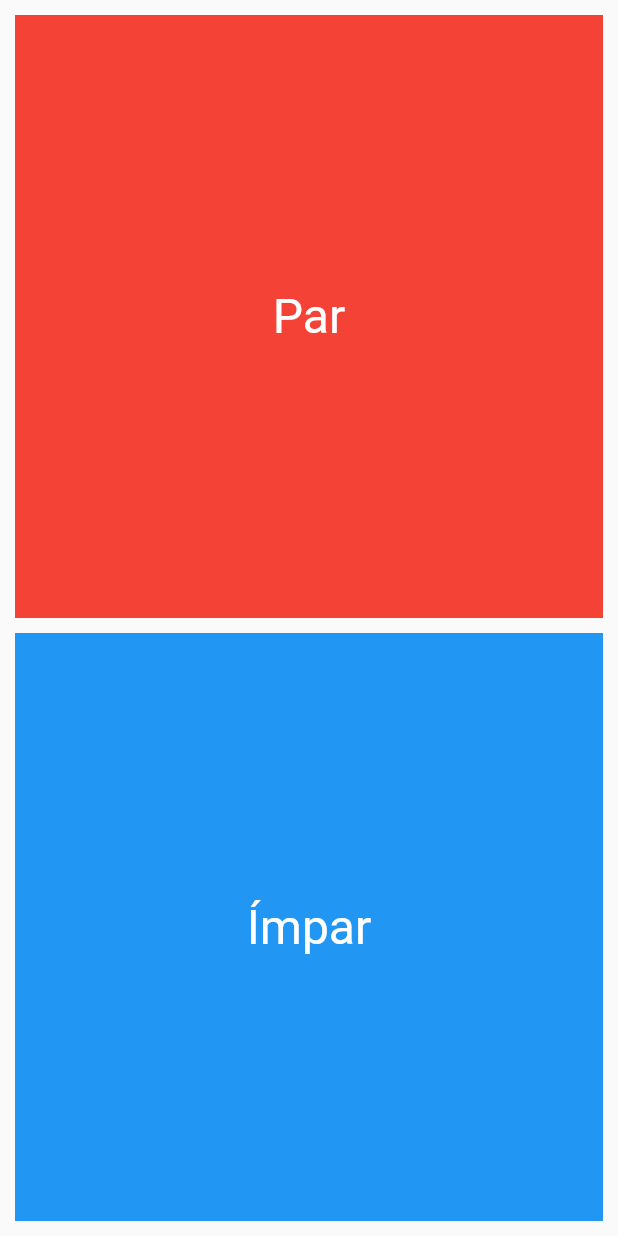
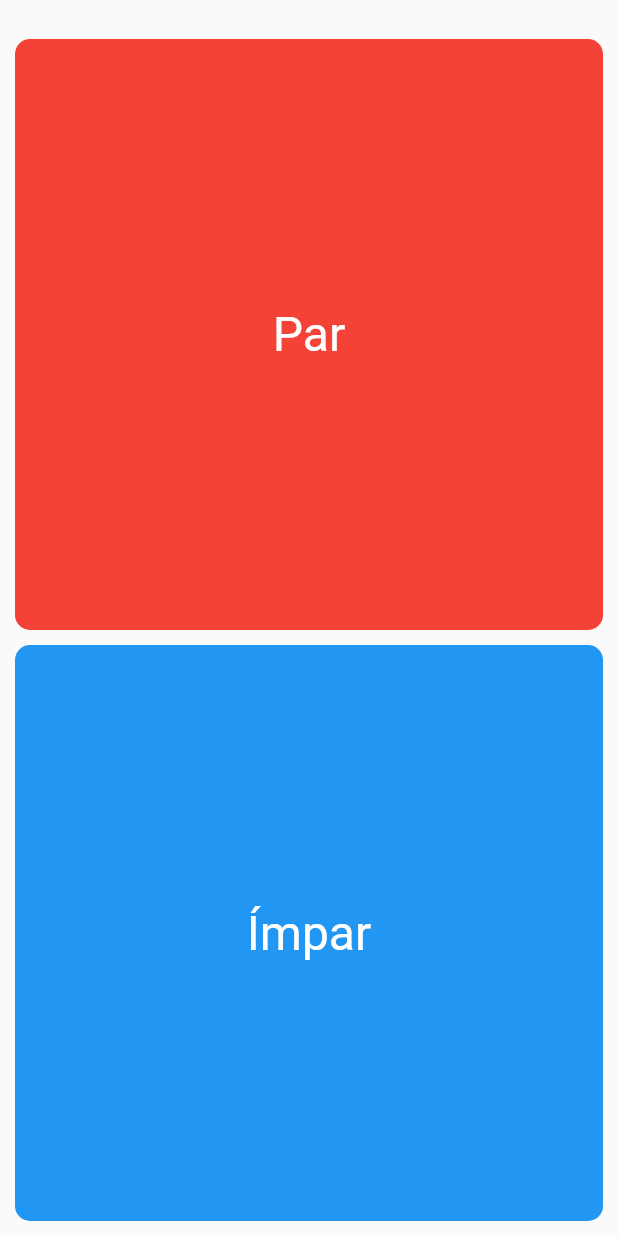
Before and after one commit to hunteradv/par_impar, a Flutter app: the screen it shows after launch, on a phone screen of 412 x 824 dp. Run offline on Flutter 3.47's test engine with Material 2 defaults, Android fonts, the phone set to English and light mode, and no system bars.

Commit message:
14032023: Jogo finalizado

```diff
--- a/lib/main.dart
+++ b/lib/main.dart
@@ -1,11 +1,35 @@
 import 'package:flutter/material.dart';
+import 'dart:math';
 
 void main() {
   runApp(GameApp());
 }
 
-class GameApp extends StatelessWidget {
+class GameApp extends StatefulWidget {
+  @override
+  State<GameApp> createState() => _GameAppState();
+}
+
+class _GameAppState extends State<GameApp> {
   final style = TextStyle(color: Colors.white, fontSize: 32);
+
+  String status = "";
+
+  void play(String option) {
+    int number = Random().nextInt(10);
+    String computer = "";
+    if (number % 2 == 0) {
+      computer = "Par";
+    } else {
+      computer = "Ímpar";
+    }
+
+    if (option == computer) {
+      setState(() => status = "Você ganhou! - Número sorteado foi: ${number}");
+    } else {
+      setState(() => status = "Você Perdeu! - Número sorteado foi: ${number}");
+    }
+  }
 
   @override
   build(BuildContext context) {
@@ -13,9 +37,11 @@ class GameApp extends StatelessWidget {
       home: Scaffold(
           body: Column(
         children: [
+          Text(status),
           Expanded(
+              child: GestureDetector(
+            onTap: () => play("Par"),
             child: Container(
-            color: Colors.red,
               width: double.infinity,
               margin: EdgeInsets.fromLTRB(10, 10, 10, 0),
               child: Center(
@@ -24,10 +50,14 @@ class GameApp extends StatelessWidget {
                   style: style,
                 ),
               ),
+              decoration: BoxDecoration(
+                  borderRadius: BorderRadius.circular(10), color: Colors.red),
+            ),
           )),
           Expanded(
+              child: GestureDetector(
+            onTap: () => play("Ímpar"),
             child: Container(
-            color: Colors.blue,
               width: double.infinity,
               margin: EdgeInsets.all(10),
               child: Center(
@@ -35,6 +65,9 @@ class GameApp extends StatelessWidget {
                 "Ímpar",
                 style: style,
               )),
+              decoration: BoxDecoration(
+                  borderRadius: BorderRadius.circular(10), color: Colors.blue),
+            ),
           ))
         ],
       )),
--- a/pubspec.yaml
+++ b/pubspec.yaml
@@ -2,7 +2,7 @@ name: par_impar
 description: A new Flutter project.
 # The following line prevents the package from being accidentally published to
 # pub.dev using `flutter pub publish`. This is preferred for private packages.
-publish_to: 'none' # Remove this line if you wish to publish to pub.dev
+publish_to: "none" # Remove this line if you wish to publish to pub.dev
 
 # The following defines the version and build number for your application.
 # A version number is three numbers separated by dots, like 1.2.43
@@ -19,7 +19,7 @@ publish_to: 'none' # Remove this line if you wish to publish to pub.dev
 version: 1.0.0+1
 
 environment:
-  sdk: '>=2.19.3 <3.0.0'
+  sdk: ">=2.19.3 <3.0.0"
 
 # Dependencies specify other packages that your package needs in order to work.
 # To automatically upgrade your package dependencies to the latest versions
@@ -30,7 +30,6 @@ environment:
 dependencies:
   flutter:
     sdk: flutter
-
 
   # The following adds the Cupertino Icons font to your application.
   # Use with the CupertinoIcons class for iOS style icons.
@@ -52,7 +51,6 @@ dev_dependencies:
 
 # The following section is specific to Flutter packages.
 flutter:
-
   # The following line ensures that the Material Icons font is
   # included with your application, so that you can use the icons in
   # the material Icons class.
```
Lines whose indentation alone changed are shown as unchanged.
